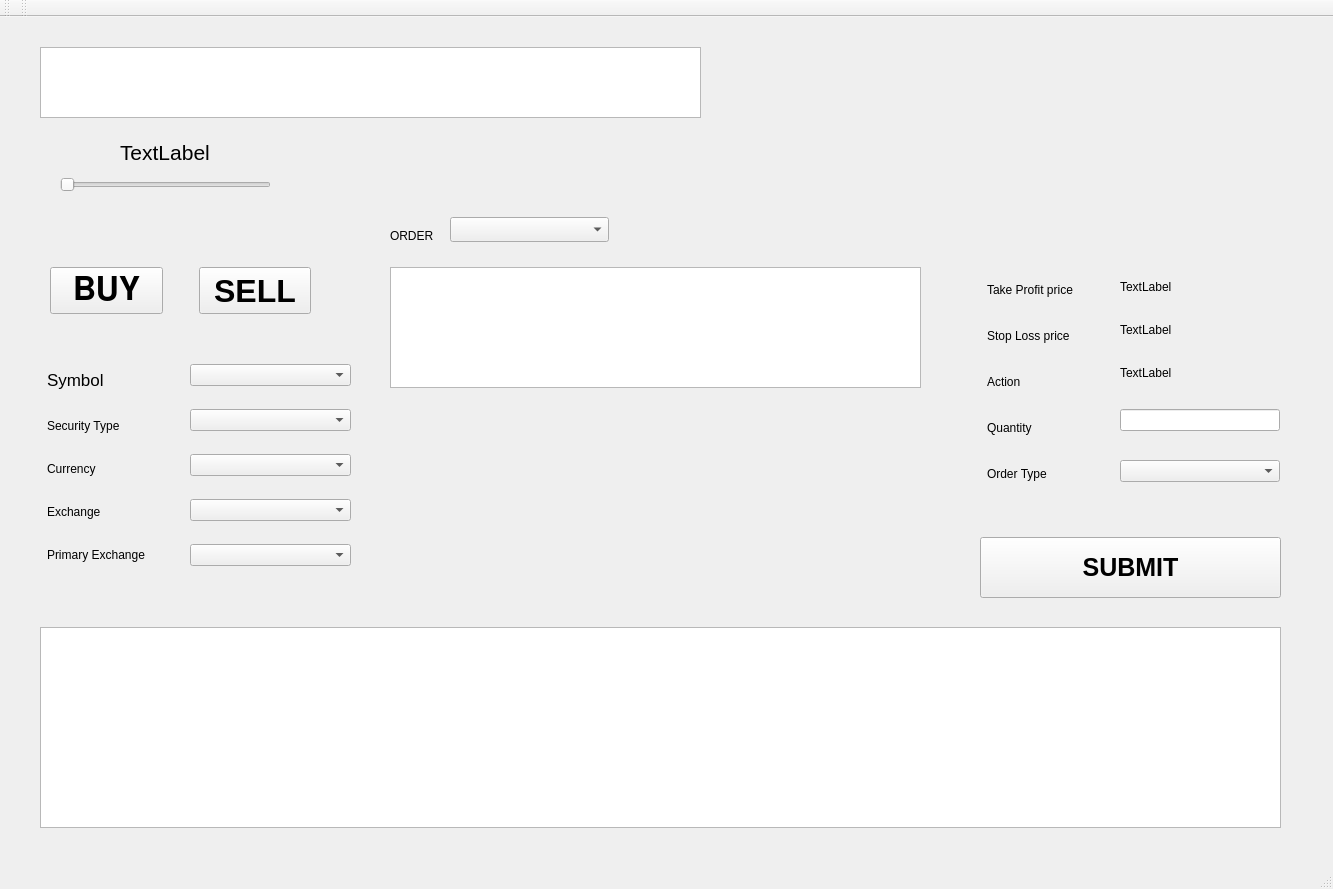
Old version of the form MainWindow.ui in the repository eekremer/Trader.
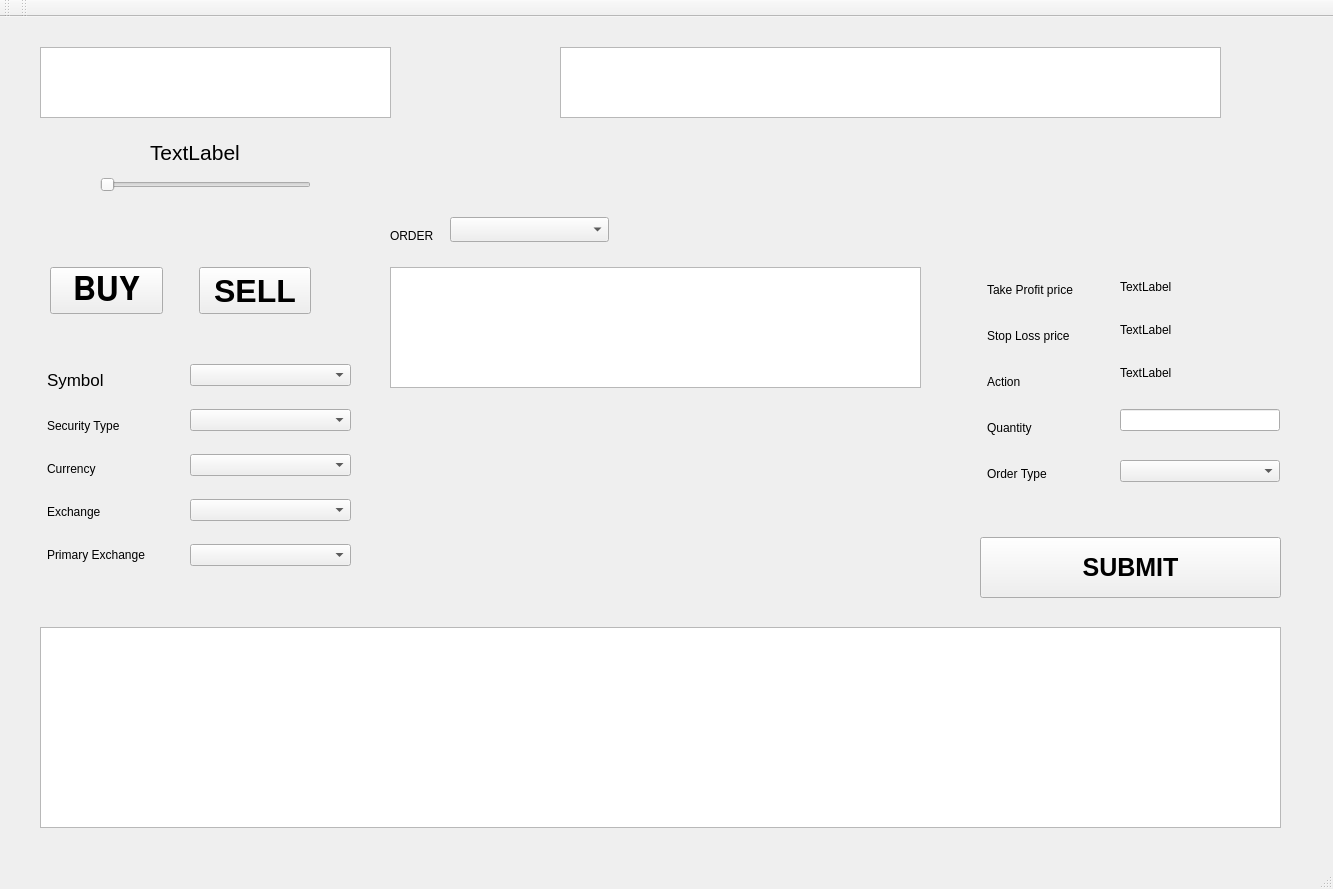
New version of the form.

Diff of the .ui file:
```diff
--- a/MainWindow.ui
+++ b/MainWindow.ui
@@ -31,7 +31,7 @@
      <rect>
       <x>40</x>
       <y>30</y>
-      <width>661</width>
+      <width>351</width>
       <height>71</height>
      </rect>
     </property>
@@ -434,7 +434,7 @@
    <widget class="QSlider" name="horizontalSlider">
     <property name="geometry">
      <rect>
-      <x>60</x>
+      <x>100</x>
       <y>160</y>
       <width>211</width>
       <height>16</height>
@@ -457,7 +457,7 @@
    <widget class="QLabel" name="priceLabel">
     <property name="geometry">
      <rect>
-      <x>120</x>
+      <x>150</x>
       <y>120</y>
       <width>101</width>
       <height>31</height>
@@ -472,6 +472,16 @@
      <string>TextLabel</string>
     </property>
    </widget>
+   <widget class="QTableView" name="diffTableView">
+    <property name="geometry">
+     <rect>
+      <x>560</x>
+      <y>30</y>
+      <width>661</width>
+      <height>71</height>
+     </rect>
+    </property>
+   </widget>
   </widget>
   <widget class="QMenuBar" name="menubar">
    <property name="geometry">
```
